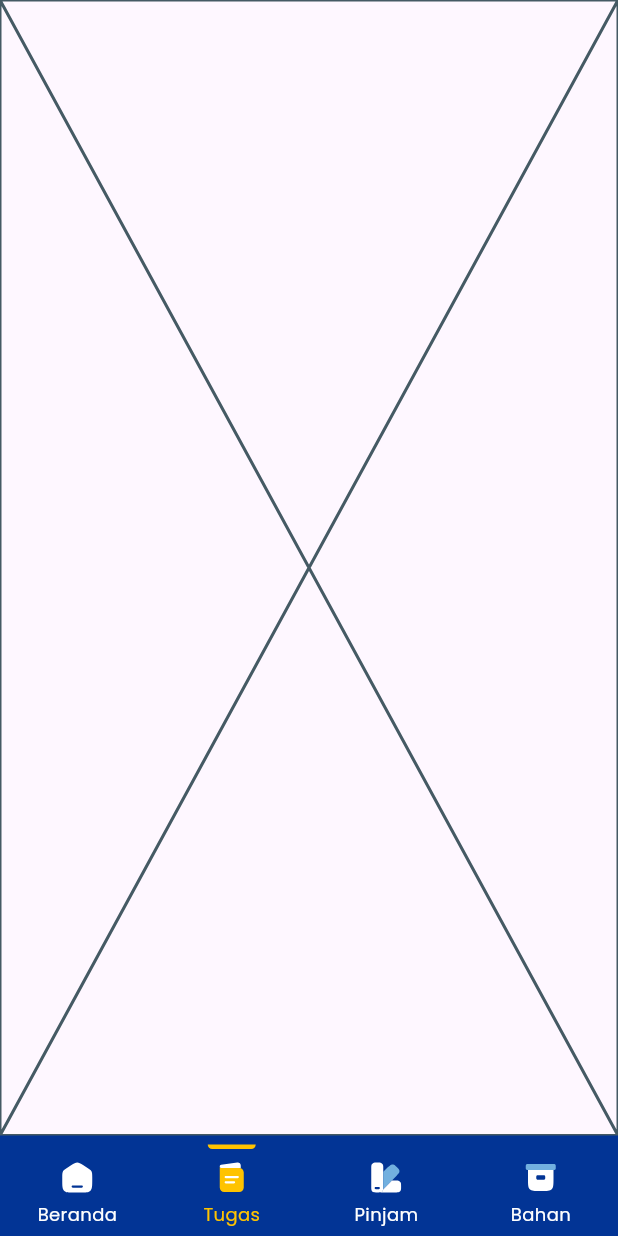
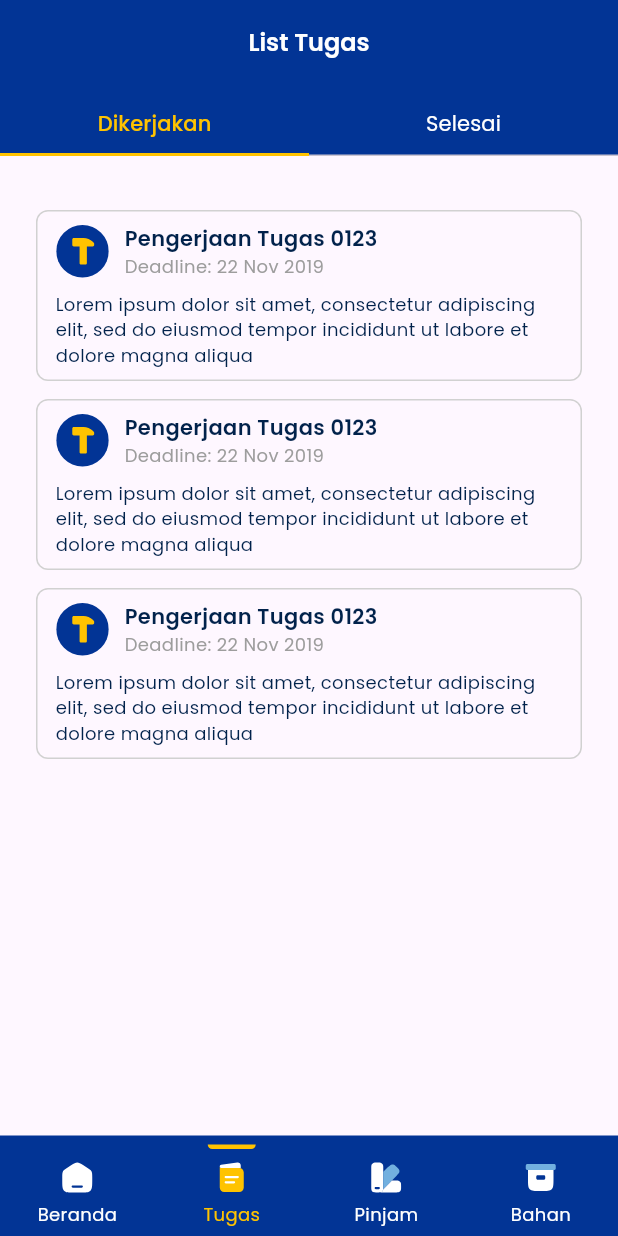
Before and after one commit to SenjaKids/POS-SumaJayaAnugerah, a Flutter app: the NavStaff screen opened by its route, item 2 of the bottom bar chosen, on a phone screen of 412 x 824 dp. Run offline on Flutter 3.47's test engine with Material 3 defaults, Android fonts, the phone set to English and light mode, and no system bars; our stand-ins replace flutter_svg.

Commit message:
feat: Create List Tugas Page for staff

```diff
--- a/lib/App/nav_staff.dart
+++ b/lib/App/nav_staff.dart
@@ -1,5 +1,6 @@
 import 'package:flutter/material.dart';
 import 'package:flutter_svg/svg.dart';
+import 'package:suma_jaya_anugerah/features/Orders/presentation/pages/tasks_staff.dart';
 import 'package:suma_jaya_anugerah/features/Profile/presentation/pages/home_staff.dart';
 import 'package:suma_jaya_anugerah/features/Tools/presentation/pages/tools_staff.dart';
 import 'package:suma_jaya_anugerah/features/shared/theme/app_color.dart';
@@ -16,7 +17,7 @@ class _NavStaffState extends State<NavStaff> {
   int _selectedIndex = 0;
   static const List<Widget> _widgetOptions = [
     HomeStaffPage(),
-    Placeholder(),
+    TasksStaffPage(),
     ToolsStaffPage(),
     Placeholder(),
   ];
--- /dev/null
+++ b/lib/features/Orders/presentation/pages/tasks_staff.dart
@@ -0,0 +1,83 @@
+import 'package:flutter/material.dart';
+import 'package:suma_jaya_anugerah/features/Orders/presentation/widgets/task_card.dart';
+import 'package:suma_jaya_anugerah/features/shared/theme/app_color.dart';
+import 'package:suma_jaya_anugerah/features/shared/theme/app_text_style.dart';
+
+class TasksStaffPage extends StatelessWidget {
+  const TasksStaffPage({super.key});
+
+  @override
+  Widget build(BuildContext context) {
+    return DefaultTabController(
+      length: 2,
+      child: Scaffold(
+        appBar: _appBar(context),
+        body: _body(),
+      ),
+    );
+  }
+
+  Widget _body() {
+    return TabBarView(
+      children: [
+        _dikerjakanTab(),
+        _selesaiTab(),
+      ],
+    );
+  }
+
+  Widget _dikerjakanTab() {
+    return ListView.separated(
+      padding: const EdgeInsets.symmetric(horizontal: 24, vertical: 36),
+      itemCount: 3,
+      separatorBuilder: (context, index) => const SizedBox(height: 12),
+      itemBuilder: (context, index) => const TaskCard(),
+    );
+  }
+
+  Widget _selesaiTab() {
+    return ListView.separated(
+      padding: const EdgeInsets.symmetric(horizontal: 24, vertical: 36),
+      itemCount: 10,
+      separatorBuilder: (context, index) => const SizedBox(height: 12),
+      itemBuilder: (context, index) => const TaskCard(),
+    );
+  }
+
+  AppBar _appBar(BuildContext context) {
+    return AppBar(
+      backgroundColor: AppColor.blue_2,
+      title: const Text('List Tugas'),
+      centerTitle: true,
+      titleTextStyle: SJATextStyle.titleM(color: AppColor.white),
+      automaticallyImplyLeading: false,
+      bottom: TabBar(
+        indicatorColor: AppColor.yellow,
+        indicatorWeight: 2,
+        indicatorSize: TabBarIndicatorSize.tab,
+        unselectedLabelColor: AppColor.white,
+        labelColor: AppColor.yellow,
+        unselectedLabelStyle: SJATextStyle.bodyM(),
+        labelStyle: const TextStyle(
+          fontFamily: 'Poppins',
+          fontWeight: FontWeight.w500,
+          fontSize: 14,
+        ),
+        tabs: const [
+          Padding(
+            padding: EdgeInsets.symmetric(vertical: 10),
+            child: Text(
+              'Dikerjakan',
+            ),
+          ),
+          Padding(
+            padding: EdgeInsets.symmetric(vertical: 10),
+            child: Text(
+              'Selesai',
+            ),
+          ),
+        ],
+      ),
+    );
+  }
+}
--- /dev/null
+++ b/lib/features/Orders/presentation/widgets/task_card.dart
@@ -0,0 +1,59 @@
+import 'package:flutter/material.dart';
+import 'package:flutter_svg/svg.dart';
+import 'package:suma_jaya_anugerah/features/shared/theme/app_color.dart';
+import 'package:suma_jaya_anugerah/features/shared/theme/app_text_style.dart';
+
+class TaskCard extends StatelessWidget {
+  const TaskCard({super.key});
+
+  @override
+  Widget build(BuildContext context) {
+    return Container(
+      padding: const EdgeInsets.symmetric(horizontal: 12, vertical: 8),
+      decoration: BoxDecoration(
+        border: Border.all(color: AppColor.grey_2, width: 1),
+        borderRadius: BorderRadius.circular(8),
+      ),
+      child: Column(
+        children: [
+          Row(
+            children: [
+              SvgPicture.asset(
+                'assets/images/task-picture.svg',
+                height: 36,
+                width: 36,
+              ),
+              const SizedBox(width: 10),
+              Expanded(
+                child: Column(
+                  crossAxisAlignment: CrossAxisAlignment.start,
+                  children: [
+                    Text(
+                      'Pengerjaan Tugas 0123',
+                      style: SJATextStyle.titleS(),
+                      overflow: TextOverflow.ellipsis,
+                      maxLines: 1,
+                    ),
+                    Text(
+                      'Deadline: 22 Nov 2019',
+                      style: SJATextStyle.bodyS(color: AppColor.grey_1),
+                      overflow: TextOverflow.ellipsis,
+                      maxLines: 1,
+                    ),
+                  ],
+                ),
+              ),
+            ],
+          ),
+          const SizedBox(height: 8),
+          Text(
+            'Lorem ipsum dolor sit amet, consectetur adipiscing elit, sed do eiusmod tempor incididunt ut labore et dolore magna aliqua',
+            style: SJATextStyle.bodyS(),
+            maxLines: 3,
+            overflow: TextOverflow.ellipsis,
+          )
+        ],
+      ),
+    );
+  }
+}
--- a/lib/features/Tools/presentation/pages/tools_staff.dart
+++ b/lib/features/Tools/presentation/pages/tools_staff.dart
@@ -1,5 +1,4 @@
 import 'package:flutter/material.dart';
-import 'package:flutter/services.dart';
 import 'package:suma_jaya_anugerah/features/shared/theme/app_color.dart';
 import 'package:suma_jaya_anugerah/features/shared/widgets/sja_card.dart';
 import 'package:suma_jaya_anugerah/features/shared/widgets/sja_menu_page.dart';
@@ -9,9 +8,6 @@ class ToolsStaffPage extends StatelessWidget {
 
   @override
   Widget build(BuildContext context) {
-    SystemChrome.setSystemUIOverlayStyle(
-      const SystemUiOverlayStyle(statusBarColor: Colors.transparent),
-    );
     return SJAMenuPage(
       pageTitle: 'Alat Dipinjam',
       action1: 'add',
```
Also changed, not shown: assets/images/task-picture.svg (added).
